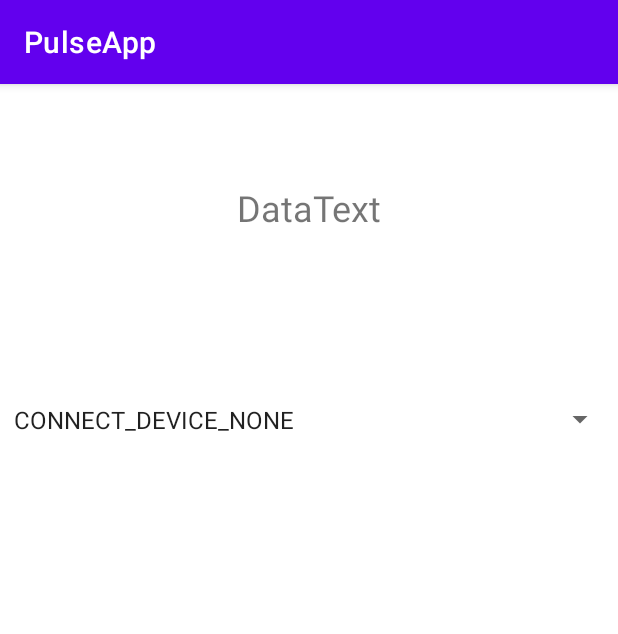
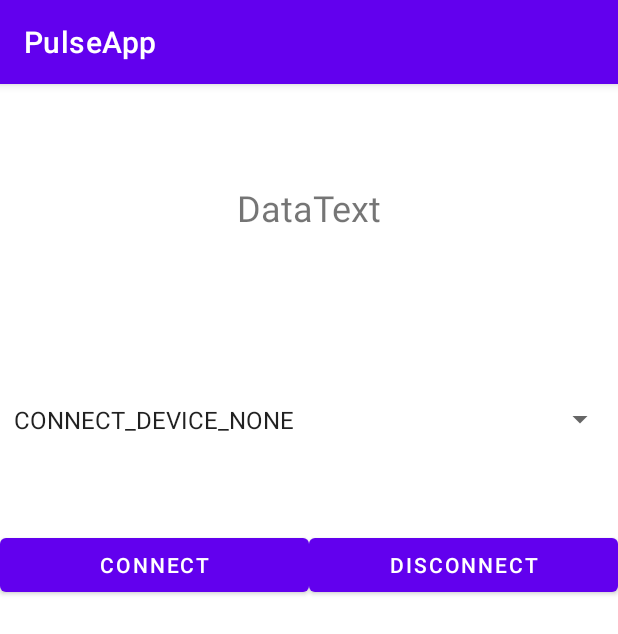
Before and after one commit to uguisu64/PulseApp, an Android app: the screen it shows after launch (MainActivity), on a phone screen of 412 x 824 dp. Shown: the top 634 px of the screen. Run offline under Robolectric (Android 15) with nearby library versions, the phone set to English and light mode, and no system bars.

```diff
--- a/app/src/main/res/layout/activity_main.xml
+++ b/app/src/main/res/layout/activity_main.xml
@@ -1,6 +1,7 @@
 <?xml version="1.0" encoding="utf-8"?>
 <androidx.constraintlayout.widget.ConstraintLayout xmlns:android="http://schemas.android.com/apk/res/android"
     xmlns:app="http://schemas.android.com/apk/res-auto"
+    xmlns:tools="http://schemas.android.com/tools"
     android:id="@+id/container"
     android:layout_width="match_parent"
     android:layout_height="match_parent"
@@ -29,4 +30,23 @@
         app:layout_constraintStart_toStartOf="parent"
         app:layout_constraintTop_toBottomOf="@+id/textView" />
 
+    <Button
+        android:id="@+id/connectButton"
+        android:layout_width="0dp"
+        android:layout_height="wrap_content"
+        android:layout_marginTop="48dp"
+        android:text="Connect"
+        app:layout_constraintEnd_toStartOf="@+id/disConnectButton"
+        app:layout_constraintStart_toStartOf="parent"
+        app:layout_constraintTop_toBottomOf="@+id/spinner" />
+
+    <Button
+        android:id="@+id/disConnectButton"
+        android:layout_width="0dp"
+        android:layout_height="wrap_content"
+        android:text="DisConnect"
+        app:layout_constraintEnd_toEndOf="parent"
+        app:layout_constraintStart_toEndOf="@+id/connectButton"
+        app:layout_constraintTop_toTopOf="@+id/connectButton" />
+
 </androidx.constraintlayout.widget.ConstraintLayout>
```
Also changed, not shown: app/src/main/java/com/example/pulseapp/MainActivity.kt (+79 -7 lines).
